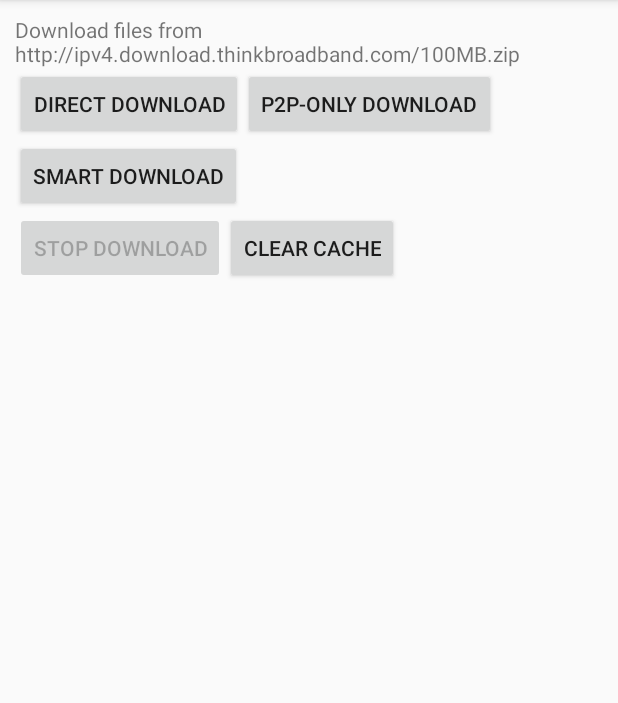
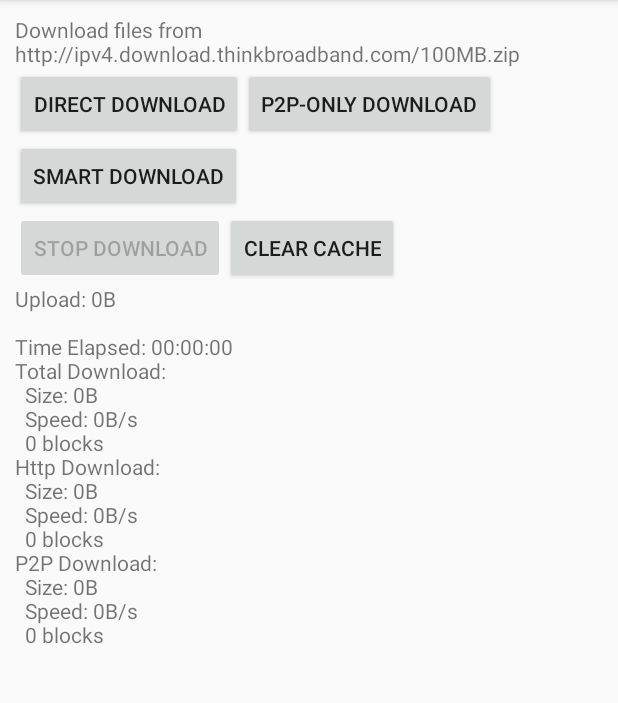
Before and after one commit to Noisyfox/Capstone, an Android app: the screen it shows after launch (MainActivity), on a phone screen of 412 x 824 dp, the part 84-787 px from its top. Run offline under Robolectric (Android 15) with nearby library versions, the phone set to English and light mode, and no system bars; libraries missing offline, so code that uses them is left out: org.iotivity.base, org.iotivity.ca; 16 statements that could not run were skipped.

Commit message:
Add basic statistics view

```diff
--- a/app/src/main/java/io/noisyfox/resourcesharing/MainFragment.kt
+++ b/app/src/main/java/io/noisyfox/resourcesharing/MainFragment.kt
@@ -2,6 +2,7 @@ package io.noisyfox.resourcesharing
 
 
 import android.os.Bundle
+import android.os.Handler
 import android.support.v4.app.Fragment
 import android.view.LayoutInflater
 import android.view.View
@@ -19,6 +20,13 @@ import org.slf4j.LoggerFactory
  *
  */
 class MainFragment : Fragment(), ResDownloadListener {
+    private val handler = Handler()
+    private val statisticsUpdateRunnable: Runnable = object : Runnable {
+        override fun run() {
+            updateStatistics()
+            handler.postDelayed(this, 1000)
+        }
+    }
 
     override fun onCreate(savedInstanceState: Bundle?) {
         super.onCreate(savedInstanceState)
@@ -66,6 +74,8 @@ class MainFragment : Fragment(), ResDownloadListener {
             DownloaderStatus.Stopped -> onDownloadStopped(service, MainApplication.TEST_FILE_1)
             else -> onDownloadStarted(service, MainApplication.TEST_FILE_1)
         }
+
+        updateStatistics()
     }
 
     override fun onResume() {
@@ -73,11 +83,13 @@ class MainFragment : Fragment(), ResDownloadListener {
 
         val service = MainApplication.resourceService
         service.downloadListeners += this
+        handler.postDelayed(statisticsUpdateRunnable, 1000)
     }
 
     override fun onPause() {
         val service = MainApplication.resourceService
         service.downloadListeners -= this
+        handler.removeCallbacks(statisticsUpdateRunnable)
 
         super.onPause()
     }
@@ -114,6 +126,31 @@ class MainFragment : Fragment(), ResDownloadListener {
         }
     }
 
+    private fun updateStatistics() {
+        val service = MainApplication.resourceService
+        val stat = service.getFileStatistics(MainApplication.TEST_FILE_1)
+        val d = stat.download
+
+        val sb = StringBuilder()
+                .append("Upload: ${toReadableSize(stat.upload.uploadBytes)}\n")
+                .append("\n")
+                .append("Time Elapsed: ").append(toReadableTime(d.downloadTime)).append("\n")
+                .append("Total Download:\n")
+                .append("  Size: ").append(toReadableSize(d.downloadBytes)).append("\n")
+                .append("  Speed: ").append(toReadableSpeed(d.downloadSpeed)).append("\n")
+                .append("  ").append(d.downloadBlocks).append(" blocks").append("\n")
+                .append("Http Download:\n")
+                .append("  Size: ").append(toReadableSize(d.httpDownloadBytes)).append("\n")
+                .append("  Speed: ").append(toReadableSpeed(d.httpDownloadSpeed)).append("\n")
+                .append("  ").append(d.httpDownloadBlocks).append(" blocks").append("\n")
+                .append("P2P Download:\n")
+                .append("  Size: ").append(toReadableSize(d.p2pDownloadBytes)).append("\n")
+                .append("  Speed: ").append(toReadableSpeed(d.p2pDownloadSpeed)).append("\n")
+                .append("  ").append(d.p2pDownloadBlocks).append(" blocks").append("\n")
+
+        statisticsText.text = sb.toString()
+    }
+
     companion object {
         private val logger = LoggerFactory.getLogger(MainFragment::class.java)
 
@@ -127,5 +164,57 @@ class MainFragment : Fragment(), ResDownloadListener {
                 logger.error("", e)
             }
         }
+
+        fun toReadableSpeed(speed: Float): String {
+            if (speed <= 0) {
+                return "0B/s"
+            }
+
+            if (speed < 500) {
+                return "%.2fB/s".format(speed)
+            }
+
+            var s = speed / 1024F
+            if (s < 500) {
+                return "%.2fKB/s".format(s)
+            }
+
+            s /= 1024F
+            if (s < 500) {
+                return "%.2fMB/s".format(s)
+            }
+
+            s /= 1024F
+            return "%.2fGB/s".format(s)
+        }
+
+        fun toReadableSize(size: Long): String {
+            if (size <= 0) {
+                return "0B"
+            }
+
+            if (size < 500) {
+                return "${size}B"
+            }
+
+            var s = size / 1024F
+            if (s < 500) {
+                return "%.2fKB".format(s)
+            }
+
+            s /= 1024F
+            if (s < 500) {
+                return "%.2fMB".format(s)
+            }
+
+            s /= 1024F
+            return "%.2fGB".format(s)
+        }
+
+        fun toReadableTime(millis: Long): String {
+            val s = millis / 1000
+
+            return "%02d:%02d:%02d".format(s / 3600, (s % 3600) / 60, (s % 60))
+        }
     }
 }
--- a/app/src/main/res/layout/fragment_main.xml
+++ b/app/src/main/res/layout/fragment_main.xml
@@ -59,4 +59,10 @@
 
     </LinearLayout>
 
+    <TextView
+        android:id="@+id/statisticsText"
+        android:layout_width="match_parent"
+        android:layout_height="0dp"
+        android:layout_weight="1" />
+
 </LinearLayout>
```
